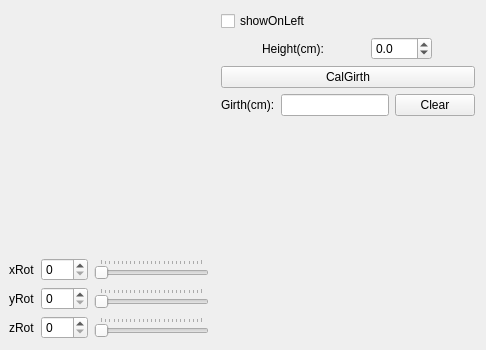
Above: window.ui from vanwoos/MyOpenGL before the change. Below: the same form after it.
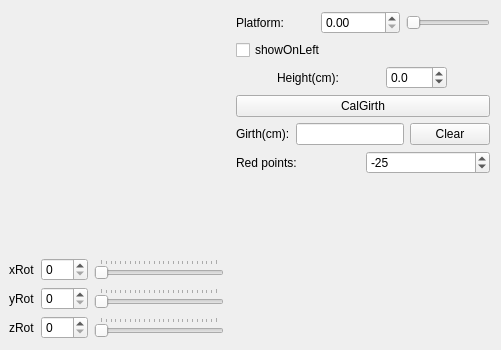
That is the form after the change. Custom widgets are drawn as their Qt base class.

```diff
--- a/window.ui
+++ b/window.ui
@@ -6,7 +6,7 @@
    <rect>
     <x>0</x>
     <y>0</y>
-    <width>364</width>
+    <width>501</width>
     <height>350</height>
    </rect>
   </property>
@@ -145,6 +145,52 @@
     <layout class="QFormLayout" name="formLayout">
      <item row="0" column="1">
       <layout class="QVBoxLayout" name="verticalLayout_2">
+       <item>
+        <layout class="QHBoxLayout" name="horizontalLayout_5">
+         <item>
+          <widget class="QLabel" name="label_6">
+           <property name="sizePolicy">
+            <sizepolicy hsizetype="Minimum" vsizetype="Preferred">
+             <horstretch>0</horstretch>
+             <verstretch>0</verstretch>
+            </sizepolicy>
+           </property>
+           <property name="text">
+            <string>Platform:</string>
+           </property>
+          </widget>
+         </item>
+         <item>
+          <widget class="QDoubleSpinBox" name="doubleSpinBox_2">
+           <property name="maximum">
+            <double>5.000000000000000</double>
+           </property>
+           <property name="singleStep">
+            <double>0.100000000000000</double>
+           </property>
+          </widget>
+         </item>
+         <item>
+          <widget class="QSlider" name="horizontalSlider">
+           <property name="sizePolicy">
+            <sizepolicy hsizetype="Minimum" vsizetype="Fixed">
+             <horstretch>0</horstretch>
+             <verstretch>0</verstretch>
+            </sizepolicy>
+           </property>
+           <property name="maximum">
+            <number>500</number>
+           </property>
+           <property name="singleStep">
+            <number>1</number>
+           </property>
+           <property name="orientation">
+            <enum>Qt::Horizontal</enum>
+           </property>
+          </widget>
+         </item>
+        </layout>
+       </item>
        <item>
         <layout class="QHBoxLayout" name="horizontalLayout_7" stretch="0">
          <item>
@@ -254,6 +300,36 @@
          </item>
         </layout>
        </item>
+       <item>
+        <layout class="QHBoxLayout" name="horizontalLayout_6">
+         <item>
+          <widget class="QLabel" name="label_7">
+           <property name="sizePolicy">
+            <sizepolicy hsizetype="Minimum" vsizetype="Preferred">
+             <horstretch>0</horstretch>
+             <verstretch>0</verstretch>
+            </sizepolicy>
+           </property>
+           <property name="text">
+            <string>Red points:</string>
+           </property>
+          </widget>
+         </item>
+         <item>
+          <widget class="QSpinBox" name="spinBox">
+           <property name="minimum">
+            <number>-99999</number>
+           </property>
+           <property name="maximum">
+            <number>99999</number>
+           </property>
+           <property name="value">
+            <number>-25</number>
+           </property>
+          </widget>
+         </item>
+        </layout>
+       </item>
       </layout>
      </item>
      <item row="1" column="1">
```
